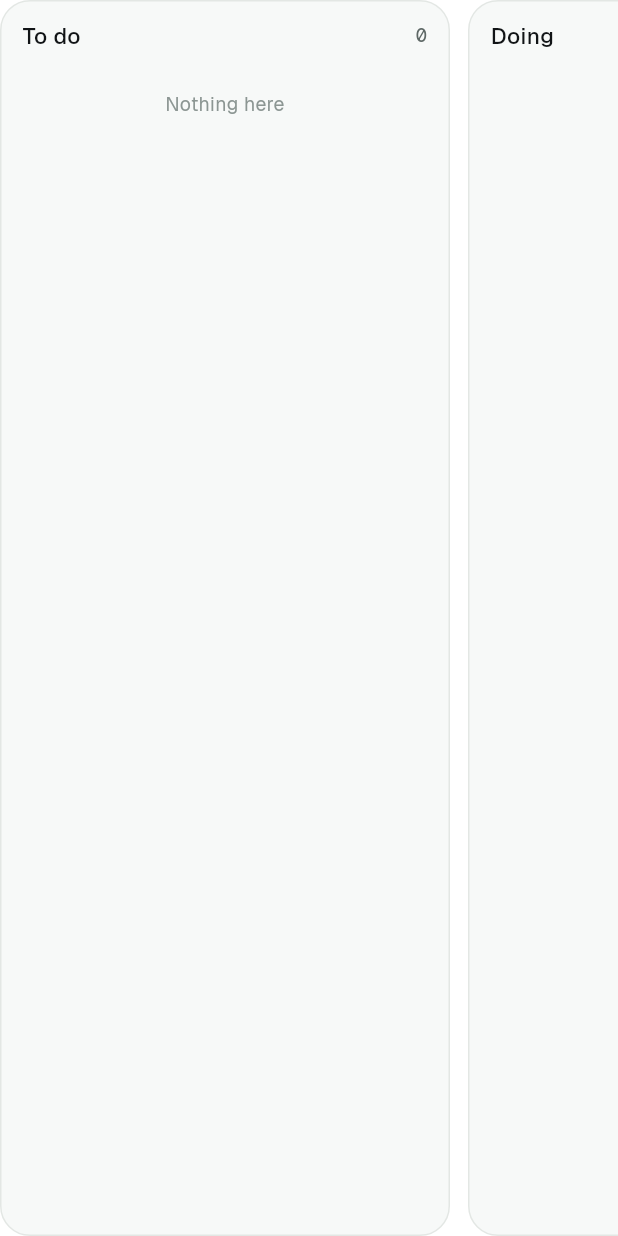
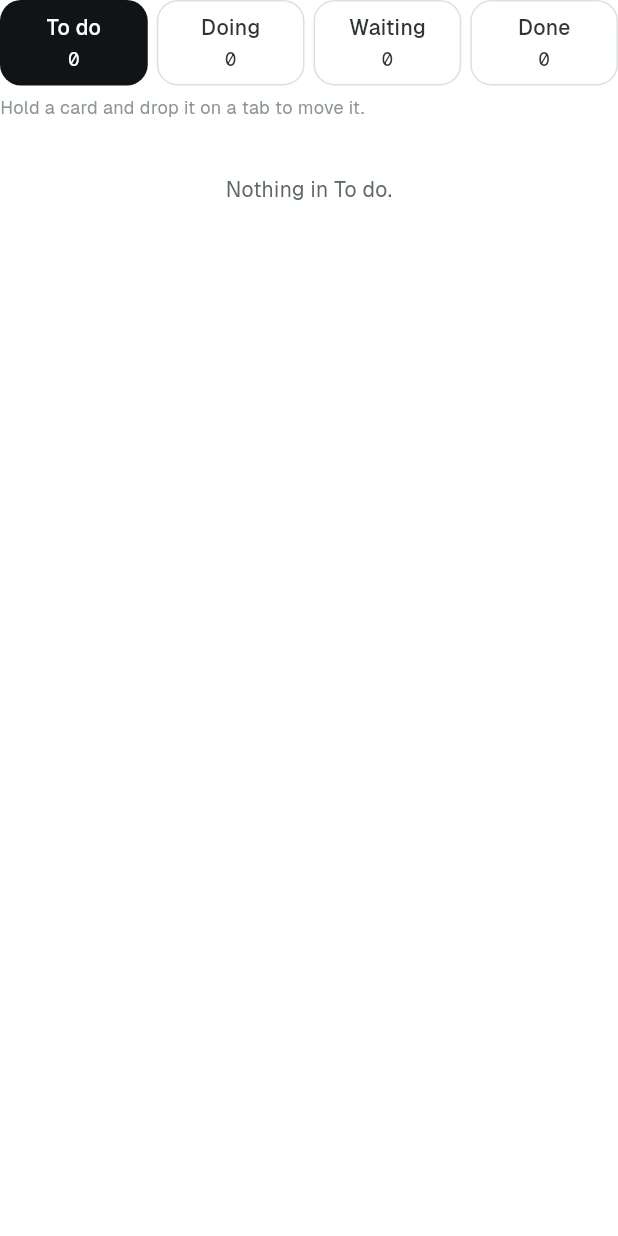
Before and after one commit to KGeary1995/ADHD-Tax, a Flutter app: the TaskBoard widget shown alone on an empty page, opened directly with empty values, on a phone screen of 412 x 824 dp. Run offline on Flutter 3.47's test engine with Material 3 defaults, Android fonts, the phone set to English and light mode, and no system bars; our stand-ins replace confetti, file_picker, flutter_local_notifications, flutter_riverpod, flutter_secure_storage, go_router and 7 more; missing offline and left inert: dart:js_interop, google_sign_in_platform_interface, googleapis; accounts and stored records are empty; project files that could hold a hidden picture were left out.

Commit message:
Board on a phone: column tabs instead of sideways scrolling
The owner found the board hard to use on the phone: with columns in a
sideways-scrolling row, three of four are off-screen, and dragging a card
to a column you can't see is close to impossible. Below ~900 px the board
now shows one row of column tabs with counts and a single column at full
width; tap a tab or swipe across the cards to switch, and drop a held
card on a tab to move it. Wide screens keep four columns side by side.

Co-Authored-By: Claude Opus 5.5 <noreply@anthropic.com>
Claude-Session: https://claude.ai/code/session_01V5fgn4snWDwKkrTeVLexSA

```diff
--- a/app/lib/features/tasks/task_board.dart
+++ b/app/lib/features/tasks/task_board.dart
@@ -91,12 +91,16 @@ class TaskBoard extends ConsumerWidget {
     return LayoutBuilder(
       builder: (context, box) {
         const gap = 12.0;
-        final fits = box.maxWidth >= 4 * 220 + 3 * gap;
-        final width = fits
-            ? (box.maxWidth - 3 * gap) / 4
-            : (box.maxWidth * 0.82).clamp(240.0, 300.0);
-        final columns = [
-          for (final c in BoardColumn.values)
+        // A phone can't show four columns: one at a time, under tabs.
+        if (box.maxWidth < 4 * 220 + 3 * gap) {
+          return _TabbedBoard(byColumn: byColumn, showProject: showProject);
+        }
+        final width = (box.maxWidth - 3 * gap) / 4;
+        return Row(
+          crossAxisAlignment: CrossAxisAlignment.start,
+          children: [
+            for (final (i, c) in BoardColumn.values.indexed) ...[
+              if (i > 0) const SizedBox(width: gap),
               SizedBox(
                 width: width,
                 child: _Column(
@@ -105,22 +109,157 @@ class TaskBoard extends ConsumerWidget {
                   showProject: showProject,
                 ),
               ),
-        ];
-        final row = Row(
-          crossAxisAlignment: CrossAxisAlignment.start,
-          children: [
-            for (final (i, col) in columns.indexed) ...[
-              if (i > 0) const SizedBox(width: gap),
-              col,
             ],
           ],
         );
-        return fits
-            ? row
-            : SingleChildScrollView(
-                scrollDirection: Axis.horizontal,
-                clipBehavior: Clip.none,
-                child: row,
+      },
+    );
+  }
+}
+
+/// The board on a phone: column tabs with counts, one column at full
+/// width. Tap a tab or swipe sideways to switch; drop a held card on a tab
+/// to move it there.
+class _TabbedBoard extends ConsumerStatefulWidget {
+  const _TabbedBoard({required this.byColumn, required this.showProject});
+  final Map<BoardColumn, List<Task>> byColumn;
+  final bool showProject;
+
+  @override
+  ConsumerState<_TabbedBoard> createState() => _TabbedBoardState();
+}
+
+class _TabbedBoardState extends ConsumerState<_TabbedBoard> {
+  var _shown = BoardColumn.todo;
+
+  void _step(int by) {
+    final i = (_shown.index + by).clamp(0, BoardColumn.values.length - 1);
+    setState(() => _shown = BoardColumn.values[i]);
+  }
+
+  @override
+  Widget build(BuildContext context) {
+    final s = context.spec;
+    final tasks = widget.byColumn[_shown]!;
+    return Column(
+      crossAxisAlignment: CrossAxisAlignment.stretch,
+      children: [
+        // One row, evenly split, so all four always fit.
+        Row(
+          children: [
+            for (final (i, c) in BoardColumn.values.indexed) ...[
+              if (i > 0) const SizedBox(width: 6),
+              Expanded(
+                child: _ColumnTab(
+                  column: c,
+                  count: widget.byColumn[c]!.length,
+                  selected: c == _shown,
+                  onTap: () => setState(() => _shown = c),
+                ),
+              ),
+            ],
+          ],
+        ),
+        const SizedBox(height: 6),
+        Text(
+          'Hold a card and drop it on a tab to move it.',
+          style: TextStyle(fontSize: 12, color: s.faint),
+        ),
+        const SizedBox(height: 8),
+        GestureDetector(
+          behavior: HitTestBehavior.translucent,
+          onHorizontalDragEnd: (d) {
+            final v = d.primaryVelocity ?? 0;
+            if (v.abs() > 250) _step(v < 0 ? 1 : -1);
+          },
+          child: Column(
+            crossAxisAlignment: CrossAxisAlignment.stretch,
+            children: [
+              if (tasks.isEmpty)
+                Padding(
+                  padding: const EdgeInsets.symmetric(vertical: 28),
+                  child: Text(
+                    'Nothing in ${_shown.label}.',
+                    textAlign: TextAlign.center,
+                    style: TextStyle(color: s.muted),
+                  ),
+                ),
+              for (final t in tasks)
+                Padding(
+                  padding: const EdgeInsets.only(top: 8),
+                  child: _DraggableCard(
+                    task: t,
+                    showProject: widget.showProject,
+                  ),
+                ),
+            ],
+          ),
+        ),
+      ],
+    );
+  }
+}
+
+/// A column tab that also takes dropped cards.
+class _ColumnTab extends ConsumerWidget {
+  const _ColumnTab({
+    required this.column,
+    required this.count,
+    required this.selected,
+    required this.onTap,
+  });
+  final BoardColumn column;
+  final int count;
+  final bool selected;
+  final VoidCallback onTap;
+
+  @override
+  Widget build(BuildContext context, WidgetRef ref) {
+    final s = context.spec;
+    return DragTarget<Task>(
+      onWillAcceptWithDetails: (d) => BoardColumn.of(d.data) != column,
+      onAcceptWithDetails: (d) => moveTask(context, ref, d.data, column),
+      builder: (context, candidates, _) {
+        final hovering = candidates.isNotEmpty;
+        final on = selected || hovering;
+        final fg = on ? s.background : s.text2;
+        return Semantics(
+          selected: selected,
+          button: true,
+          label: '${column.label}, $count',
+          excludeSemantics: true,
+          child: Material(
+            color: hovering ? s.primary : (selected ? s.onSurface : null),
+            shape: RoundedRectangleBorder(
+              borderRadius: BorderRadius.circular(14),
+              side: on ? BorderSide.none : BorderSide(color: s.outline),
+            ),
+            child: InkWell(
+              borderRadius: BorderRadius.circular(14),
+              onTap: onTap,
+              child: Padding(
+                padding: const EdgeInsets.symmetric(horizontal: 6, vertical: 8),
+                child: Column(
+                  children: [
+                    FittedBox(
+                      fit: BoxFit.scaleDown,
+                      child: Text(
+                        column.label,
+                        maxLines: 1,
+                        style: TextStyle(
+                          fontSize: 14,
+                          fontWeight: on ? FontWeight.w600 : FontWeight.w500,
+                          color: fg,
+                        ),
+                      ),
+                    ),
+                    const SizedBox(height: 2),
+                    Text('$count', style: s.mono(13, color: fg)),
+                  ],
+                ),
+              ),
+            ),
+          ),
         );
       },
     );
```
Also changed, not shown: 1 other file. Lines whose indentation alone changed are shown as unchanged.
